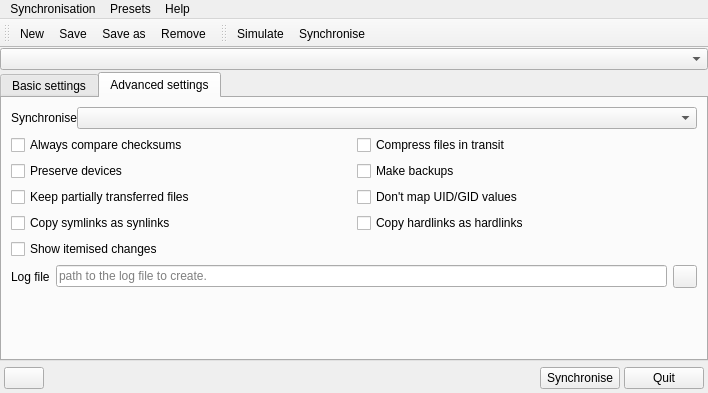
darrenedale/Qync, file ui/mainwindow.ui: the form before one commit.
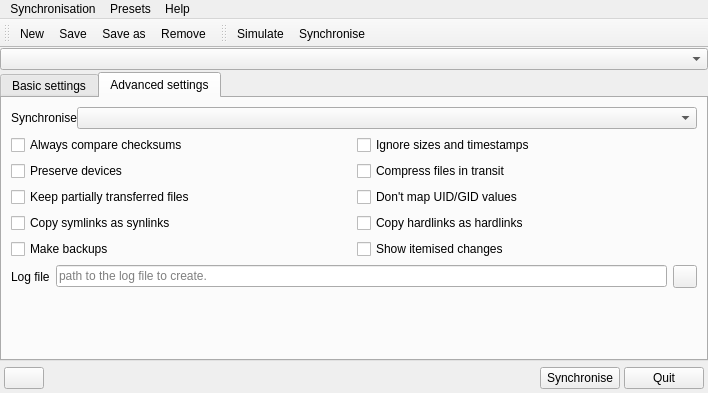
The form after the commit. The open tabs and pages were chosen to show the change. Icons and pictures are not drawn. Custom widgets are drawn as their Qt base class.

Patch:
```diff
--- a/ui/mainwindow.ui
+++ b/ui/mainwindow.ui
@@ -344,16 +344,6 @@
                 </property>
                </widget>
               </item>
-              <item row="0" column="1">
-               <widget class="QCheckBox" name="compressInTransit">
-                <property name="toolTip">
-                 <string>In transit, file data will be compressed to save bandwidth.</string>
-                </property>
-                <property name="text">
-                 <string>Compress files in transit</string>
-                </property>
-               </widget>
-              </item>
               <item row="3" column="0">
                <widget class="QCheckBox" name="symlinksAsSymlinks">
                 <property name="toolTip">
@@ -364,16 +354,6 @@
                 </property>
                </widget>
               </item>
-              <item row="1" column="1">
-               <widget class="QCheckBox" name="makeBackups">
-                <property name="toolTip">
-                 <string>&lt;html&gt;&lt;head/&gt;&lt;body&gt;&lt;p&gt;Make backups of destination files that are overwritten.&lt;/p&gt;&lt;p&gt;Any file at the destination that is overwritten by a file from the source (or is removed as a result of the absence of the equivalent file at the source) is first backed up. The backup will have the same name as the original file with &lt;span style=&quot; font-weight:600;&quot;&gt;~&lt;/span&gt; appended.&lt;/p&gt;&lt;/body&gt;&lt;/html&gt;</string>
-                </property>
-                <property name="text">
-                 <string>Make backups</string>
-                </property>
-               </widget>
-              </item>
               <item row="0" column="0">
                <widget class="QCheckBox" name="alwaysCompareChecksums">
                 <property name="toolTip">
@@ -394,7 +374,7 @@
                 </property>
                </widget>
               </item>
-              <item row="4" column="0">
+              <item row="4" column="1">
                <widget class="QCheckBox" name="itemisedChanges">
                 <property name="toolTip">
                  <string>&lt;html&gt;&lt;head/&gt;&lt;body&gt;&lt;p&gt;Show details about the specific changes being made to each file or directory.&lt;/p&gt;&lt;p&gt;You will only see this content if you expand the &lt;span style=&quot; font-style:italic;&quot;&gt;Details&lt;/span&gt; section in the progress dialogue for the synchronisation.&lt;/p&gt;&lt;/body&gt;&lt;/html&gt;</string>
@@ -404,6 +384,36 @@
                 </property>
                </widget>
               </item>
+              <item row="4" column="0">
+               <widget class="QCheckBox" name="makeBackups">
+                <property name="toolTip">
+                 <string>&lt;html&gt;&lt;head/&gt;&lt;body&gt;&lt;p&gt;Make backups of destination files that are overwritten.&lt;/p&gt;&lt;p&gt;Any file at the destination that is overwritten by a file from the source (or is removed as a result of the absence of the equivalent file at the source) is first backed up. The backup will have the same name as the original file with &lt;span style=&quot; font-weight:600;&quot;&gt;~&lt;/span&gt; appended.&lt;/p&gt;&lt;/body&gt;&lt;/html&gt;</string>
+                </property>
+                <property name="text">
+                 <string>Make backups</string>
+                </property>
+               </widget>
+              </item>
+              <item row="1" column="1">
+               <widget class="QCheckBox" name="compressInTransit">
+                <property name="toolTip">
+                 <string>In transit, file data will be compressed to save bandwidth.</string>
+                </property>
+                <property name="text">
+                 <string>Compress files in transit</string>
+                </property>
+               </widget>
+              </item>
+              <item row="0" column="1">
+               <widget class="QCheckBox" name="ignoreTimes">
+                <property name="toolTip">
+                 <string>&lt;html&gt;&lt;head/&gt;&lt;body&gt;&lt;p&gt;Sizes and timestamps of files will not be compared.&lt;/p&gt;&lt;p&gt;&lt;br/&gt;&lt;/p&gt;&lt;p&gt;Setting this option means that rsync will not compare source and destination files for size and timestamp, which usually results in the source file being copied in full to the destination regardless of whether it has changed or not.&lt;/p&gt;&lt;/body&gt;&lt;/html&gt;</string>
+                </property>
+                <property name="text">
+                 <string>Ignore sizes and timestamps</string>
+                </property>
+               </widget>
+              </item>
              </layout>
             </item>
             <item>
```
Left out of the diff: 66 changed lines with no effect on the pictures.
